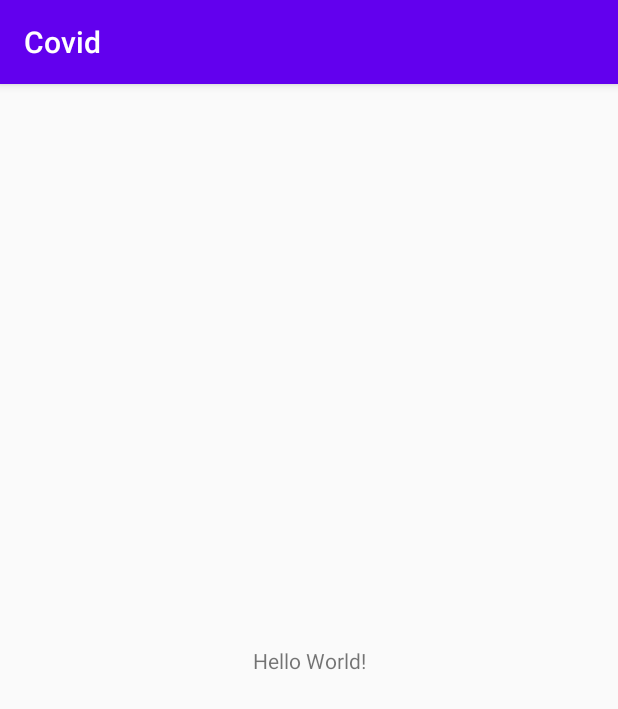
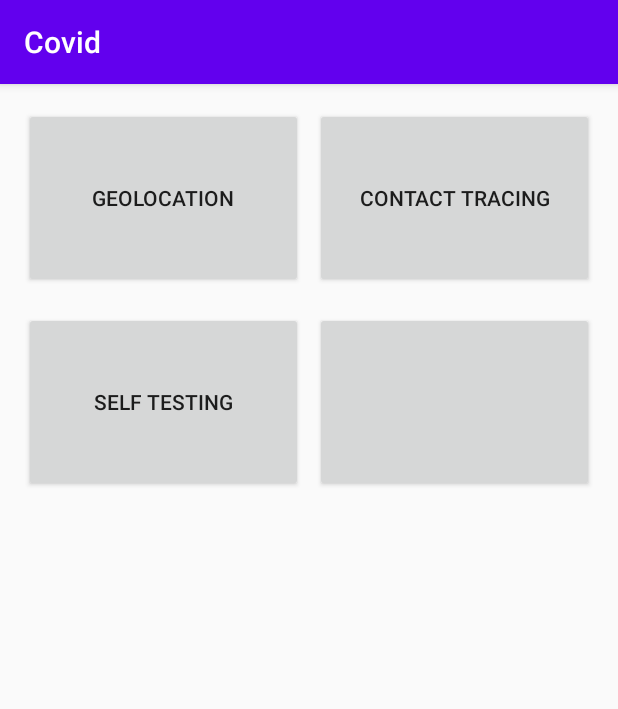
Before and after one commit to sevenreup/health-covid-android, an Android app: the screen it shows after launch (MainActivity), on a phone screen of 412 x 824 dp. Shown: the top 709 px of the screen. Run offline under Robolectric (Android 15) with nearby library versions, the phone set to English and light mode, and no system bars; libraries missing offline, so code that uses them is left out: io.radar.sdk; 2 statements that could not run were skipped.

Commit message:
basic nav

```diff
--- a/app/build.gradle
+++ b/app/build.gradle
@@ -1,4 +1,6 @@
 apply plugin: 'com.android.application'
+apply plugin: 'kotlin-android-extensions'
+apply plugin: 'kotlin-android'
 
 android {
     compileSdkVersion 29
@@ -12,6 +14,10 @@ android {
         versionName "1.0"
 
         testInstrumentationRunner "androidx.test.runner.AndroidJUnitRunner"
+    }
+
+    viewBinding {
+        enabled = true
     }
 
     buildTypes {
--- a/app/src/main/java/com/skybox/seven/covid/ui/MainActivity.java
+++ b/app/src/main/java/com/skybox/seven/covid/ui/MainActivity.java
@@ -1,10 +1,11 @@
 package com.skybox.seven.covid.ui;
 
-import androidx.appcompat.app.AppCompatActivity;
-
 import android.os.Bundle;
+import android.widget.Button;
 
 import com.skybox.seven.covid.R;
+
+import androidx.appcompat.app.AppCompatActivity;
 
 public class MainActivity extends AppCompatActivity {
 
@@ -12,5 +13,7 @@ public class MainActivity extends AppCompatActivity {
     protected void onCreate(Bundle savedInstanceState) {
         super.onCreate(savedInstanceState);
         setContentView(R.layout.activity_main);
+
+        Button button1 = findViewById(R.id.contactTracing);
     }
 }
--- a/app/src/main/res/layout/activity_main.xml
+++ b/app/src/main/res/layout/activity_main.xml
@@ -1,18 +1,55 @@
 <?xml version="1.0" encoding="utf-8"?>
-<androidx.constraintlayout.widget.ConstraintLayout xmlns:android="http://schemas.android.com/apk/res/android"
+<LinearLayout xmlns:android="http://schemas.android.com/apk/res/android"
     xmlns:app="http://schemas.android.com/apk/res-auto"
     xmlns:tools="http://schemas.android.com/tools"
     android:layout_width="match_parent"
     android:layout_height="match_parent"
-    tools:context=".ui.MainActivity">
+    android:orientation="vertical"
+    tools:context=".ui.MainActivity"
+    tools:viewBindingIgnore="true">
 
-    <TextView
-        android:layout_width="wrap_content"
+    <LinearLayout
+        android:layout_width="match_parent"
         android:layout_height="wrap_content"
-        android:text="Hello World!"
-        app:layout_constraintBottom_toBottomOf="parent"
-        app:layout_constraintLeft_toLeftOf="parent"
-        app:layout_constraintRight_toRightOf="parent"
-        app:layout_constraintTop_toTopOf="parent" />
+        android:layout_marginStart="16dp"
+        android:layout_marginTop="16dp"
+        android:layout_marginEnd="16dp"
+        android:orientation="horizontal">
+        <Button
+            android:id="@+id/geolocation"
+            android:layout_weight="1"
+            android:layout_width="0dp"
+            android:layout_height="120dp"
+            android:layout_marginEnd="8dp"
+            android:layout_marginRight="8dp"
+            android:text="@string/geolocation"/>
+        <Button
+            android:id="@+id/contactTracing"
+            android:layout_weight="1"
+            android:layout_width="0dp"
+            android:layout_height="120dp"
+            android:text="@string/contact_tracing"/>
+    </LinearLayout>
 
-</androidx.constraintlayout.widget.ConstraintLayout>
+    <LinearLayout
+        android:layout_width="match_parent"
+        android:layout_height="wrap_content"
+        android:layout_marginStart="16dp"
+        android:layout_marginTop="16dp"
+        android:layout_marginEnd="16dp"
+        android:orientation="horizontal">
+        <Button
+            android:id="@+id/selfTesting"
+            android:layout_weight="1"
+            android:layout_width="0dp"
+            android:layout_height="120dp"
+            android:layout_marginEnd="8dp"
+            android:layout_marginRight="8dp"
+            android:text="@string/self_testing"/>
+        <Button
+            android:layout_weight="1"
+            android:layout_width="0dp"
+            android:layout_height="120dp"/>
+    </LinearLayout>
+
+</LinearLayout>
--- a/app/src/main/res/values/strings.xml
+++ b/app/src/main/res/values/strings.xml
@@ -1,3 +1,6 @@
 <resources>
     <string name="app_name">Covid</string>
+    <string name="geolocation">Geolocation</string>
+    <string name="contact_tracing">Contact Tracing</string>
+    <string name="self_testing">Self Testing</string>
 </resources>
```
